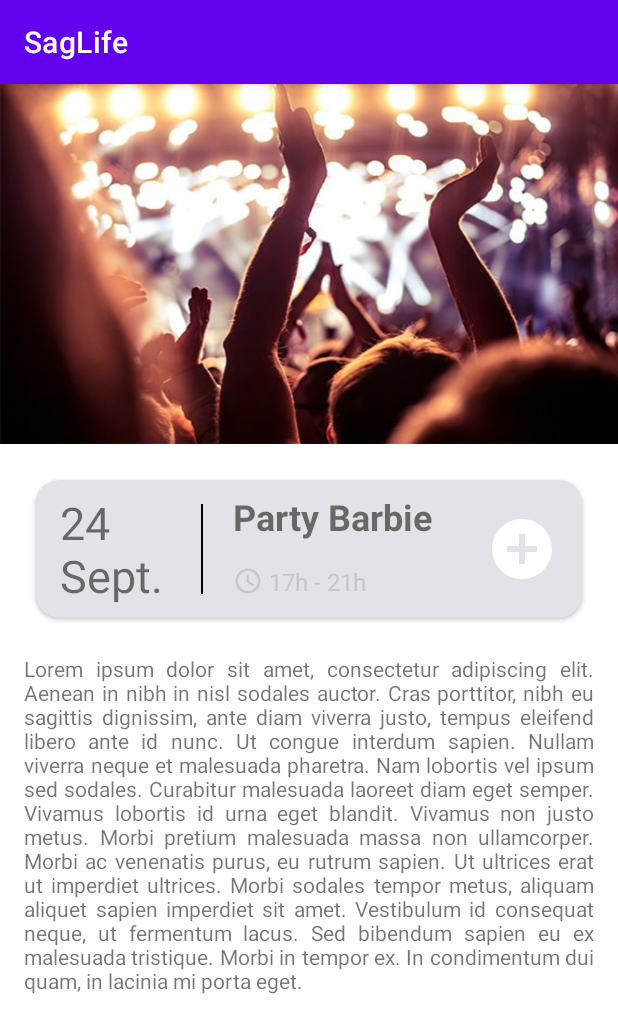
After one commit to ValentineGilles/SagLife, an Android app: the Event_information screen opened directly, with no data from a screen before it, on a phone screen of 412 x 824 dp. The commit adds this screen. Shown: the top 1033 px of the screen. Run offline under Robolectric (Android 15) with nearby library versions, the phone set to English and light mode, and no system bars.

Commit message:
ajout de la page information événement

```diff
--- a/app/build.gradle
+++ b/app/build.gradle
@@ -1,6 +1,7 @@
 plugins {
     id 'com.android.application'
     id 'org.jetbrains.kotlin.android'
+    id("com.google.gms.google-services")
 }
 
 android {
@@ -37,7 +38,7 @@ android {
 
 dependencies {
 
-    implementation 'androidx.core:core-ktx:1.7.0'
+    implementation 'androidx.core:core-ktx:1.12.0'
     implementation 'androidx.appcompat:appcompat:1.6.1'
     implementation 'com.google.android.material:material:1.10.0'
     implementation 'androidx.constraintlayout:constraintlayout:2.1.4'
@@ -46,6 +47,9 @@ dependencies {
     implementation 'androidx.navigation:navigation-fragment-ktx:2.7.4'
     implementation 'androidx.navigation:navigation-ui-ktx:2.7.4'
     implementation 'com.firebaseui:firebase-ui-auth:8.0.2'
+    implementation 'com.google.firebase:firebase-core:21.1.1'
+    implementation(platform("com.google.firebase:firebase-bom:32.4.0"))
+    implementation("com.google.firebase:firebase-firestore-ktx")
     testImplementation 'junit:junit:4.13.2'
     androidTestImplementation 'androidx.test.ext:junit:1.1.5'
     androidTestImplementation 'androidx.test.espresso:espresso-core:3.5.1'
--- /dev/null
+++ b/app/src/main/java/com/example/saglife/Event_information.kt
@@ -0,0 +1,19 @@
+package com.example.saglife
+
+import androidx.appcompat.app.AppCompatActivity
+import android.os.Bundle
+import android.view.LayoutInflater
+import android.widget.LinearLayout
+
+class Event_information : AppCompatActivity() {
+    override fun onCreate(savedInstanceState: Bundle?) {
+        super.onCreate(savedInstanceState)
+        setContentView(R.layout.activity_event_information)
+
+
+
+
+
+
+    }
+}
--- a/app/src/main/java/com/example/saglife/ui/events/EventsViewModel.kt
+++ b/app/src/main/java/com/example/saglife/ui/events/EventsViewModel.kt
@@ -3,6 +3,8 @@ package com.example.saglife.ui.events
 import androidx.lifecycle.LiveData
 import androidx.lifecycle.MutableLiveData
 import androidx.lifecycle.ViewModel
+import com.google.firebase.Firebase
+import com.google.firebase.firestore.firestore
 
 class EventsViewModel : ViewModel() {
 
@@ -10,4 +12,7 @@ class EventsViewModel : ViewModel() {
         value = "This is events Fragment"
     }
     val text: LiveData<String> = _text
+
+
+
 }
--- /dev/null
+++ b/app/src/main/res/layout/activity_event_information.xml
@@ -0,0 +1,122 @@
+<?xml version="1.0" encoding="utf-8"?>
+<androidx.constraintlayout.widget.ConstraintLayout xmlns:android="http://schemas.android.com/apk/res/android"
+    xmlns:app="http://schemas.android.com/apk/res-auto"
+    xmlns:tools="http://schemas.android.com/tools"
+    android:layout_width="match_parent"
+    android:layout_height="match_parent"
+    tools:context=".Event_information">
+
+    <LinearLayout
+        android:layout_width="match_parent"
+        android:layout_height="match_parent"
+        android:orientation="vertical">
+
+        <ImageView
+            android:id="@+id/imageEvent"
+            android:layout_width="match_parent"
+            android:layout_height="240dp"
+            android:contentDescription="Event"
+            android:scaleType="fitXY"
+            android:src="@drawable/event" />
+
+        <LinearLayout
+            android:layout_width="match_parent"
+            android:layout_height="wrap_content"
+            android:layout_margin="24dp"
+            android:translationZ="2dp"
+            android:background="@drawable/layout_bg"
+            android:orientation="horizontal"
+            android:paddingStart="16dp"
+            android:paddingEnd="16dp"
+            android:padding="8dp">
+
+            <TextView
+                android:layout_width="74dp"
+                android:layout_height="wrap_content"
+                android:text="24 Sept."
+                android:textSize="30sp" />
+
+            <Space
+                android:layout_width="20dp"
+                android:layout_height="match_parent" />
+
+            <View
+                android:layout_width="1dp"
+                android:layout_height="60dp"
+                android:background="@color/black"
+                android:orientation="vertical"
+                android:layout_gravity="center"/>
+
+            <Space
+                android:layout_width="20dp"
+                android:layout_height="match_parent" />
+
+            <LinearLayout
+                android:layout_width="wrap_content"
+                android:layout_height="wrap_content"
+                android:orientation="vertical">
+
+                <TextView
+                    android:layout_width="wrap_content"
+                    android:layout_height="wrap_content"
+                    android:text="Party Barbie"
+                    android:textSize="24sp"
+                    android:textStyle="bold"/>
+
+                <Space
+                    android:layout_width="match_parent"
+                    android:layout_height="16dp" />
+
+                <LinearLayout
+                    android:layout_width="wrap_content"
+                    android:layout_height="wrap_content"
+                    android:gravity="center">
+
+                    <ImageView
+                        android:layout_width="20dp"
+                        android:layout_height="20dp"
+                        android:src="@drawable/baseline_access_time_24"
+                        app:tint="@color/material_dynamic_neutral80" />
+
+                    <Space
+                        android:layout_width="4dp"
+                        android:layout_height="match_parent" />
+
+                    <TextView
+                        android:layout_width="wrap_content"
+                        android:layout_height="wrap_content"
+                        android:text="17h - 21h"
+                        android:textColor="@color/material_dynamic_neutral80"
+                        android:textSize="16sp"/>
+                </LinearLayout>
+            </LinearLayout>
+            <View
+                android:layout_width="0dp"
+                android:layout_height="0dp"
+                android:layout_weight="1" />
+
+            <ImageButton
+                android:layout_gravity="center"
+                android:layout_width="48dp"
+                android:layout_height="48dp"
+                android:src="@drawable/baseline_add_circle_24"
+                android:scaleType="fitXY"
+                app:tint="@color/white"
+                android:background="@drawable/roundcorner"
+                />
+
+        </LinearLayout>
+
+        <TextView
+            android:id="@+id/descriptionEvent"
+            android:layout_marginStart="16dp"
+            android:layout_marginEnd="16dp"
+            android:layout_width="wrap_content"
+            android:layout_height="wrap_content"
+            android:justificationMode="inter_word"
+
+            android:text="Lorem ipsum dolor sit amet, consectetur adipiscing elit. Aenean in nibh in nisl sodales auctor. Cras porttitor, nibh eu sagittis dignissim, ante diam viverra justo, tempus eleifend libero ante id nunc. Ut congue interdum sapien. Nullam viverra neque et malesuada pharetra. Nam lobortis vel ipsum sed sodales. Curabitur malesuada laoreet diam eget semper. Vivamus lobortis id urna eget blandit. Vivamus non justo metus. Morbi pretium malesuada massa non ullamcorper. Morbi ac venenatis purus, eu rutrum sapien. Ut ultrices erat ut imperdiet ultrices. Morbi sodales tempor metus, aliquam aliquet sapien imperdiet sit amet. Vestibulum id consequat neque, ut fermentum lacus. Sed bibendum sapien eu ex malesuada tristique. Morbi in tempor ex. In condimentum dui quam, in lacinia mi porta eget."/>
+
+    </LinearLayout>
+
+</androidx.constraintlayout.widget.ConstraintLayout>
--- a/app/src/main/res/layout/composant_event.xml
+++ b/app/src/main/res/layout/composant_event.xml
@@ -34,6 +34,7 @@
         android:padding="8dp">
 
         <TextView
+            android:id="@+id/dateEvent"
             android:layout_width="74dp"
             android:layout_height="wrap_content"
             android:text="24 Sept."
@@ -60,6 +61,7 @@
             android:orientation="vertical">
 
             <TextView
+                android:id="@+id/nameEvent"
                 android:layout_width="wrap_content"
                 android:layout_height="wrap_content"
                 android:text="Party Barbie"
@@ -86,6 +88,7 @@
                     android:layout_height="match_parent" />
 
                 <TextView
+                    android:id="@+id/horraireEvent"
                     android:layout_width="wrap_content"
                     android:layout_height="wrap_content"
                     android:text="17h - 21h"
--- a/build.gradle
+++ b/build.gradle
@@ -3,4 +3,5 @@ plugins {
     id 'com.android.application' version '7.4.1' apply false
     id 'com.android.library' version '7.4.1' apply false
     id 'org.jetbrains.kotlin.android' version '1.8.20' apply false
+    id("com.google.gms.google-services") version "4.4.0" apply false
 }
```
Also changed, not shown: app/src/main/AndroidManifest.xml (+9 -3 lines), app/src/main/java/com/example/saglife/MainActivity.kt (+5 -3 lines), app/src/main/java/com/example/saglife/models/EventItem.kt (added, +8 -0 lines), app/src/main/java/com/example/saglife/ui/events/EventsFragment.kt (+35 -3 lines), app/src/main/res/layout/fragment_calendar.xml (+13 -13 lines), 551 other files.
